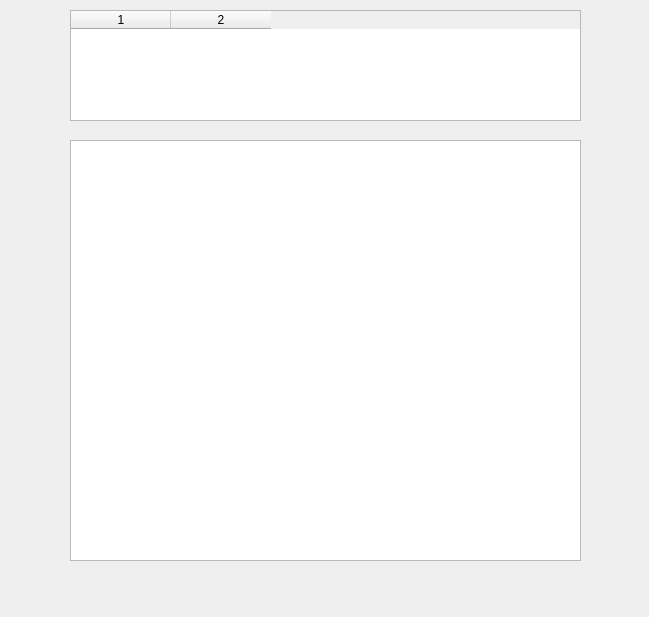
This is Rankings/leaderboard.ui in Houtje/Software-Engineering as Qt 5 draws it before an edit. The edited form follows.
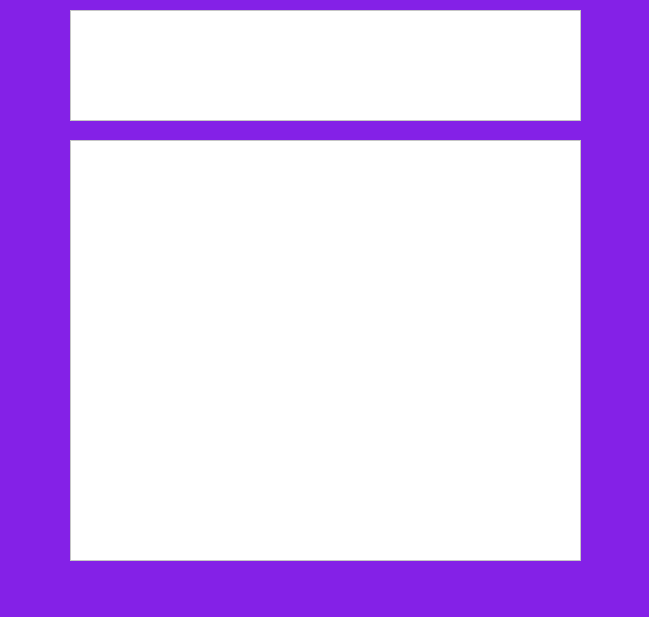
This is the edited form. Icons and pictures are not drawn.

Commit message: blauwe balkjes weg

Patch:
```diff
--- a/Rankings/leaderboard.ui
+++ b/Rankings/leaderboard.ui
@@ -10,6 +10,502 @@
     <height>617</height>
    </rect>
   </property>
+  <property name="palette">
+   <palette>
+    <active>
+     <colorrole role="WindowText">
+      <brush brushstyle="SolidPattern">
+       <color alpha="255">
+        <red>0</red>
+        <green>0</green>
+        <blue>0</blue>
+       </color>
+      </brush>
+     </colorrole>
+     <colorrole role="Button">
+      <brush brushstyle="SolidPattern">
+       <color alpha="255">
+        <red>132</red>
+        <green>33</green>
+        <blue>231</blue>
+       </color>
+      </brush>
+     </colorrole>
+     <colorrole role="Light">
+      <brush brushstyle="SolidPattern">
+       <color alpha="255">
+        <red>192</red>
+        <green>128</green>
+        <blue>255</blue>
+       </color>
+      </brush>
+     </colorrole>
+     <colorrole role="Midlight">
+      <brush brushstyle="SolidPattern">
+       <color alpha="255">
+        <red>162</red>
+        <green>80</green>
+        <blue>243</blue>
+       </color>
+      </brush>
+     </colorrole>
+     <colorrole role="Dark">
+      <brush brushstyle="SolidPattern">
+       <color alpha="255">
+        <red>66</red>
+        <green>16</green>
+        <blue>115</blue>
+       </color>
+      </brush>
+     </colorrole>
+     <colorrole role="Mid">
+      <brush brushstyle="SolidPattern">
+       <color alpha="255">
+        <red>88</red>
+        <green>22</green>
+        <blue>154</blue>
+       </color>
+      </brush>
+     </colorrole>
+     <colorrole role="Text">
+      <brush brushstyle="SolidPattern">
+       <color alpha="255">
+        <red>0</red>
+        <green>0</green>
+        <blue>0</blue>
+       </color>
+      </brush>
+     </colorrole>
+     <colorrole role="BrightText">
+      <brush brushstyle="SolidPattern">
+       <color alpha="255">
+        <red>0</red>
+        <green>0</green>
+        <blue>0</blue>
+       </color>
+      </brush>
+     </colorrole>
+     <colorrole role="ButtonText">
+      <brush brushstyle="SolidPattern">
+       <color alpha="255">
+        <red>0</red>
+        <green>0</green>
+        <blue>0</blue>
+       </color>
+      </brush>
+     </colorrole>
+     <colorrole role="Base">
+      <brush brushstyle="SolidPattern">
+       <color alpha="255">
+        <red>255</red>
+        <green>255</green>
+        <blue>255</blue>
+       </color>
+      </brush>
+     </colorrole>
+     <colorrole role="Window">
+      <brush brushstyle="SolidPattern">
+       <color alpha="255">
+        <red>132</red>
+        <green>33</green>
+        <blue>231</blue>
+       </color>
+      </brush>
+     </colorrole>
+     <colorrole role="Shadow">
+      <brush brushstyle="SolidPattern">
+       <color alpha="255">
+        <red>0</red>
+        <green>0</green>
+        <blue>0</blue>
+       </color>
+      </brush>
+     </colorrole>
+     <colorrole role="Highlight">
+      <brush brushstyle="SolidPattern">
+       <color alpha="255">
+        <red>0</red>
+        <green>0</green>
+        <blue>0</blue>
+       </color>
+      </brush>
+     </colorrole>
+     <colorrole role="HighlightedText">
+      <brush brushstyle="SolidPattern">
+       <color alpha="255">
+        <red>48</red>
+        <green>255</green>
+        <blue>16</blue>
+       </color>
+      </brush>
+     </colorrole>
+     <colorrole role="AlternateBase">
+      <brush brushstyle="SolidPattern">
+       <color alpha="255">
+        <red>55</red>
+        <green>162</green>
+        <blue>243</blue>
+       </color>
+      </brush>
+     </colorrole>
+     <colorrole role="NoRole">
+      <brush brushstyle="SolidPattern">
+       <color alpha="255">
+        <red>43</red>
+        <green>152</green>
+        <blue>198</blue>
+       </color>
+      </brush>
+     </colorrole>
+     <colorrole role="ToolTipBase">
+      <brush brushstyle="SolidPattern">
+       <color alpha="255">
+        <red>255</red>
+        <green>0</green>
+        <blue>196</blue>
+       </color>
+      </brush>
+     </colorrole>
+     <colorrole role="ToolTipText">
+      <brush brushstyle="SolidPattern">
+       <color alpha="255">
+        <red>0</red>
+        <green>0</green>
+        <blue>0</blue>
+       </color>
+      </brush>
+     </colorrole>
+    </active>
+    <inactive>
+     <colorrole role="WindowText">
+      <brush brushstyle="SolidPattern">
+       <color alpha="255">
+        <red>0</red>
+        <green>0</green>
+        <blue>0</blue>
+       </color>
+      </brush>
+     </colorrole>
+     <colorrole role="Button">
+      <brush brushstyle="SolidPattern">
+       <color alpha="255">
+        <red>132</red>
+        <green>33</green>
+        <blue>231</blue>
+       </color>
+      </brush>
+     </colorrole>
+     <colorrole role="Light">
+      <brush brushstyle="SolidPattern">
+       <color alpha="255">
+        <red>192</red>
+        <green>128</green>
+        <blue>255</blue>
+       </color>
+      </brush>
+     </colorrole>
+     <colorrole role="Midlight">
+      <brush brushstyle="SolidPattern">
+       <color alpha="255">
+        <red>162</red>
+        <green>80</green>
+        <blue>243</blue>
+       </color>
+      </brush>
+     </colorrole>
+     <colorrole role="Dark">
+      <brush brushstyle="SolidPattern">
+       <color alpha="255">
+        <red>66</red>
+        <green>16</green>
+        <blue>115</blue>
+       </color>
+      </brush>
+     </colorrole>
+     <colorrole role="Mid">
+      <brush brushstyle="SolidPattern">
+       <color alpha="255">
+        <red>88</red>
+        <green>22</green>
+        <blue>154</blue>
+       </color>
+      </brush>
+     </colorrole>
+     <colorrole role="Text">
+      <brush brushstyle="SolidPattern">
+       <color alpha="255">
+        <red>0</red>
+        <green>0</green>
+        <blue>0</blue>
+       </color>
+      </brush>
+     </colorrole>
+     <colorrole role="BrightText">
+      <brush brushstyle="SolidPattern">
+       <color alpha="255">
+        <red>0</red>
+        <green>0</green>
+        <blue>0</blue>
+       </color>
+      </brush>
+     </colorrole>
+     <colorrole role="ButtonText">
+      <brush brushstyle="SolidPattern">
+       <color alpha="255">
+        <red>0</red>
+        <green>0</green>
+        <blue>0</blue>
+       </color>
+      </brush>
+     </colorrole>
+     <colorrole role="Base">
+      <brush brushstyle="SolidPattern">
+       <color alpha="255">
+        <red>255</red>
+        <green>255</green>
+        <blue>255</blue>
+       </color>
+      </brush>
+     </colorrole>
+     <colorrole role="Window">
+      <brush brushstyle="SolidPattern">
+       <color alpha="255">
+        <red>132</red>
+        <green>33</green>
+        <blue>231</blue>
+       </color>
+      </brush>
+     </colorrole>
+     <colorrole role="Shadow">
+      <brush brushstyle="SolidPattern">
+       <color alpha="255">
+        <red>0</red>
+        <green>0</green>
+        <blue>0</blue>
+       </color>
+      </brush>
+     </colorrole>
+     <colorrole role="Highlight">
+      <brush brushstyle="SolidPattern">
+       <color alpha="255">
+        <red>0</red>
+        <green>0</green>
+        <blue>0</blue>
+       </color>
+      </brush>
+     </colorrole>
+     <colorrole role="HighlightedText">
+      <brush brushstyle="SolidPattern">
+       <color alpha="255">
+        <red>48</red>
+        <green>255</green>
+        <blue>16</blue>
+       </color>
+      </brush>
+     </colorrole>
+     <colorrole role="AlternateBase">
+      <brush brushstyle="SolidPattern">
+       <color alpha="255">
+        <red>55</red>
+        <green>162</green>
+        <blue>243</blue>
+       </color>
+      </brush>
+     </colorrole>
+     <colorrole role="NoRole">
+      <brush brushstyle="SolidPattern">
+       <color alpha="255">
+        <red>43</red>
+        <green>152</green>
+        <blue>198</blue>
+       </color>
+      </brush>
+     </colorrole>
+     <colorrole role="ToolTipBase">
+      <brush brushstyle="SolidPattern">
+       <color alpha="255">
+        <red>255</red>
+        <green>0</green>
+        <blue>196</blue>
+       </color>
+      </brush>
+     </colorrole>
+     <colorrole role="ToolTipText">
+      <brush brushstyle="SolidPattern">
+       <color alpha="255">
+        <red>0</red>
+        <green>0</green>
+        <blue>0</blue>
+       </color>
+      </brush>
+     </colorrole>
+    </inactive>
+    <disabled>
+     <colorrole role="WindowText">
+      <brush brushstyle="SolidPattern">
+       <color alpha="255">
+        <red>66</red>
+        <green>16</green>
+        <blue>115</blue>
+       </color>
+      </brush>
+     </colorrole>
+     <colorrole role="Button">
+      <brush brushstyle="SolidPattern">
+       <color alpha="255">
+        <red>132</red>
+        <green>33</green>
+        <blue>231</blue>
+       </color>
+      </brush>
+     </colorrole>
+     <colorrole role="Light">
+      <brush brushstyle="SolidPattern">
+       <color alpha="255">
+        <red>192</red>
+        <green>128</green>
+        <blue>255</blue>
+       </color>
+      </brush>
+     </colorrole>
+     <colorrole role="Midlight">
+      <brush brushstyle="SolidPattern">
+       <color alpha="255">
+        <red>162</red>
+        <green>80</green>
+        <blue>243</blue>
+       </color>
+      </brush>
+     </colorrole>
+     <colorrole role="Dark">
+      <brush brushstyle="SolidPattern">
+       <color alpha="255">
+        <red>66</red>
+        <green>16</green>
+        <blue>115</blue>
+       </color>
+      </brush>
+     </colorrole>
+     <colorrole role="Mid">
+      <brush brushstyle="SolidPattern">
+       <color alpha="255">
+        <red>88</red>
+        <green>22</green>
+        <blue>154</blue>
+       </color>
+      </brush>
+     </colorrole>
+     <colorrole role="Text">
+      <brush brushstyle="SolidPattern">
+       <color alpha="255">
+        <red>66</red>
+        <green>16</green>
+        <blue>115</blue>
+       </color>
+      </brush>
+     </colorrole>
+     <colorrole role="BrightText">
+      <brush brushstyle="SolidPattern">
+       <color alpha="255">
+        <red>0</red>
+        <green>0</green>
+        <blue>0</blue>
+       </color>
+      </brush>
+     </colorrole>
+     <colorrole role="ButtonText">
+      <brush brushstyle="SolidPattern">
+       <color alpha="255">
+        <red>66</red>
+        <green>16</green>
+        <blue>115</blue>
+       </color>
+      </brush>
+     </colorrole>
+     <colorrole role="Base">
+      <brush brushstyle="SolidPattern">
+       <color alpha="255">
+        <red>132</red>
+        <green>33</green>
+        <blue>231</blue>
+       </color>
+      </brush>
+     </colorrole>
+     <colorrole role="Window">
+      <brush brushstyle="SolidPattern">
+       <color alpha="255">
+        <red>132</red>
+        <green>33</green>
+        <blue>231</blue>
+       </color>
+      </brush>
+     </colorrole>
+     <colorrole role="Shadow">
+      <brush brushstyle="SolidPattern">
+       <color alpha="255">
+        <red>0</red>
+        <green>0</green>
+        <blue>0</blue>
+       </color>
+      </brush>
+     </colorrole>
+     <colorrole role="Highlight">
+      <brush brushstyle="SolidPattern">
+       <color alpha="255">
+        <red>51</red>
+        <green>153</green>
+        <blue>255</blue>
+       </color>
+      </brush>
+     </colorrole>
+     <colorrole role="HighlightedText">
+      <brush brushstyle="SolidPattern">
+       <color alpha="255">
+        <red>48</red>
+        <green>255</green>
+        <blue>16</blue>
+       </color>
+      </brush>
+     </colorrole>
+     <colorrole role="AlternateBase">
+      <brush brushstyle="SolidPattern">
+       <color alpha="255">
+        <red>55</red>
+        <green>162</green>
+        <blue>243</blue>
+       </color>
+      </brush>
+     </colorrole>
+     <colorrole role="NoRole">
+      <brush brushstyle="SolidPattern">
+       <color alpha="255">
+        <red>43</red>
+        <green>152</green>
+        <blue>198</blue>
+       </color>
+      </brush>
+     </colorrole>
+     <colorrole role="ToolTipBase">
+      <brush brushstyle="SolidPattern">
+       <color alpha="255">
+        <red>255</red>
+        <green>0</green>
+        <blue>196</blue>
+       </color>
+      </brush>
+     </colorrole>
+     <colorrole role="ToolTipText">
+      <brush brushstyle="SolidPattern">
+       <color alpha="255">
+        <red>0</red>
+        <green>0</green>
+        <blue>0</blue>
+       </color>
+      </brush>
+     </colorrole>
+    </disabled>
+   </palette>
+  </property>
   <property name="windowTitle">
    <string>MainWindow</string>
   </property>
@@ -23,6 +519,70 @@
       <height>421</height>
      </rect>
     </property>
+    <property name="palette">
+     <palette>
+      <active>
+       <colorrole role="Base">
+        <brush brushstyle="SolidPattern">
+         <color alpha="255">
+          <red>255</red>
+          <green>255</green>
+          <blue>255</blue>
+         </color>
+        </brush>
+       </colorrole>
+       <colorrole role="Window">
+        <brush brushstyle="SolidPattern">
+         <color alpha="255">
+          <red>255</red>
+          <green>255</green>
+          <blue>255</blue>
+         </color>
+        </brush>
+       </colorrole>
+      </active>
+      <inactive>
+       <colorrole role="Base">
+        <brush brushstyle="SolidPattern">
+         <color alpha="255">
+          <red>255</red>
+          <green>255</green>
+          <blue>255</blue>
+         </color>
+        </brush>
+       </colorrole>
+       <colorrole role="Window">
+        <brush brushstyle="SolidPattern">
+         <color alpha="255">
+          <red>255</red>
+          <green>255</green>
+          <blue>255</blue>
+         </color>
+        </brush>
+       </colorrole>
+      </inactive>
+      <disabled>
+       <colorrole role="Base">
+        <brush brushstyle="SolidPattern">
+         <color alpha="255">
+          <red>255</red>
+          <green>255</green>
+          <blue>255</blue>
+         </color>
+        </brush>
+       </colorrole>
+       <colorrole role="Window">
+        <brush brushstyle="SolidPattern">
+         <color alpha="255">
+          <red>255</red>
+          <green>255</green>
+          <blue>255</blue>
+         </color>
+        </brush>
+       </colorrole>
+      </disabled>
+     </palette>
+    </property>
     <property name="columnCount">
      <number>2</number>
     </property>
@@ -41,6 +601,124 @@
       <height>111</height>
      </rect>
     </property>
+    <property name="palette">
+     <palette>
+      <active>
+       <colorrole role="Midlight">
+        <brush brushstyle="SolidPattern">
+         <color alpha="255">
+          <red>255</red>
+          <green>255</green>
+          <blue>255</blue>
+         </color>
+        </brush>
+       </colorrole>
+       <colorrole role="Mid">
+        <brush brushstyle="SolidPattern">
+         <color alpha="255">
+          <red>255</red>
+          <green>255</green>
+          <blue>255</blue>
+         </color>
+        </brush>
+       </colorrole>
+       <colorrole role="Base">
+        <brush brushstyle="SolidPattern">
+         <color alpha="255">
+          <red>255</red>
+          <green>255</green>
+          <blue>255</blue>
+         </color>
+        </brush>
+       </colorrole>
+       <colorrole role="Window">
+        <brush brushstyle="SolidPattern">
+         <color alpha="255">
+          <red>255</red>
+          <green>255</green>
+          <blue>255</blue>
+         </color>
+        </brush>
+       </colorrole>
+      </active>
+      <inactive>
+       <colorrole role="Midlight">
+        <brush brushstyle="SolidPattern">
+         <color alpha="255">
+          <red>255</red>
+          <green>255</green>
+          <blue>255</blue>
+         </color>
+        </brush>
+       </colorrole>
+       <colorrole role="Mid">
+        <brush brushstyle="SolidPattern">
+         <color alpha="255">
+          <red>255</red>
+          <green>255</green>
+          <blue>255</blue>
+         </color>
+        </brush>
+       </colorrole>
+       <colorrole role="Base">
+        <brush brushstyle="SolidPattern">
+         <color alpha="255">
+          <red>255</red>
+          <green>255</green>
+          <blue>255</blue>
+         </color>
+        </brush>
+       </colorrole>
+       <colorrole role="Window">
+        <brush brushstyle="SolidPattern">
+         <color alpha="255">
+          <red>255</red>
+          <green>255</green>
+          <blue>255</blue>
+         </color>
+        </brush>
+       </colorrole>
+      </inactive>
+      <disabled>
+       <colorrole role="Midlight">
+        <brush brushstyle="SolidPattern">
+         <color alpha="255">
+          <red>255</red>
+          <green>255</green>
+          <blue>255</blue>
+         </color>
+        </brush>
+       </colorrole>
+       <colorrole role="Mid">
+        <brush brushstyle="SolidPattern">
+         <color alpha="255">
+          <red>255</red>
+          <green>255</green>
+          <blue>255</blue>
+         </color>
+        </brush>
+       </colorrole>
+       <colorrole role="Base">
+        <brush brushstyle="SolidPattern">
+         <color alpha="255">
+          <red>255</red>
+          <green>255</green>
+          <blue>255</blue>
+         </color>
+        </brush>
+       </colorrole>
+       <colorrole role="Window">
+        <brush brushstyle="SolidPattern">
+         <color alpha="255">
+          <red>255</red>
+          <green>255</green>
+          <blue>255</blue>
+         </color>
+        </brush>
+       </colorrole>
+      </disabled>
+     </palette>
+    </property>
     <property name="focusPolicy">
      <enum>Qt::NoFocus</enum>
     </property>
@@ -59,11 +737,14 @@
     <property name="dragDropOverwriteMode">
      <bool>false</bool>
     </property>
+    <property name="rowCount">
+     <number>0</number>
+    </property>
     <property name="columnCount">
      <number>2</number>
     </property>
     <attribute name="horizontalHeaderVisible">
-     <bool>true</bool>
+     <bool>false</bool>
     </attribute>
     <column/>
     <column/>
```
